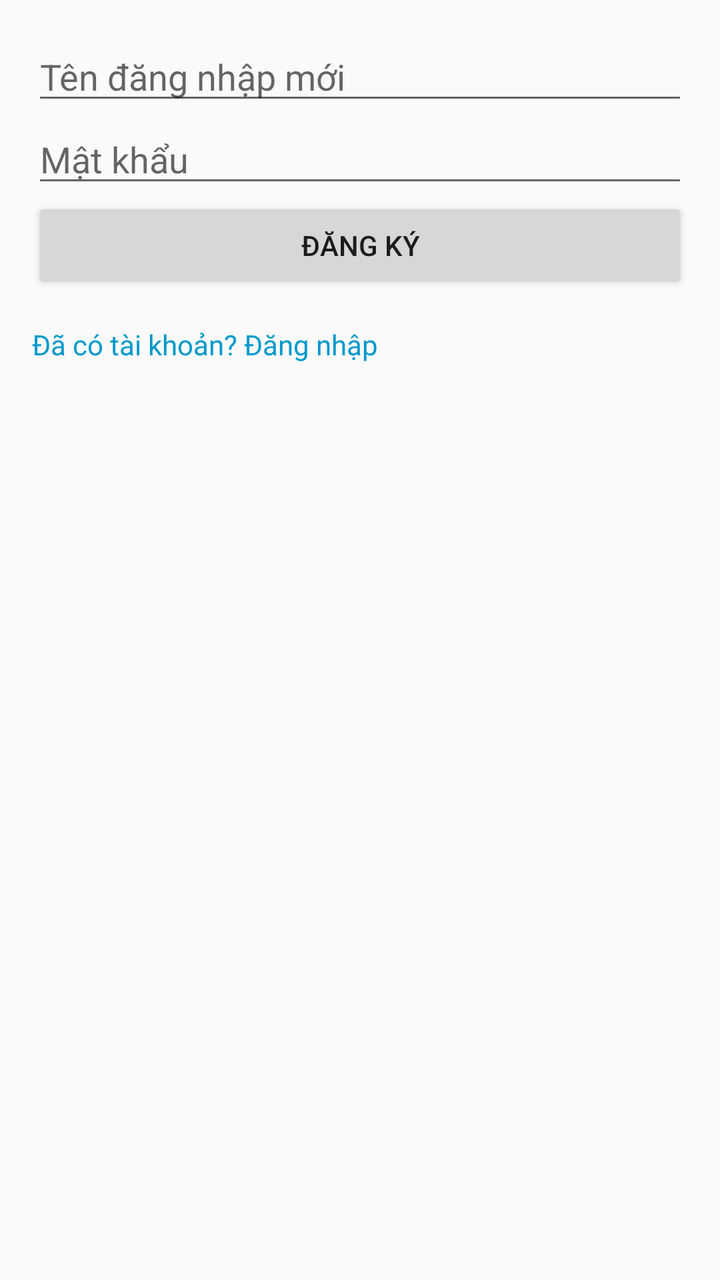
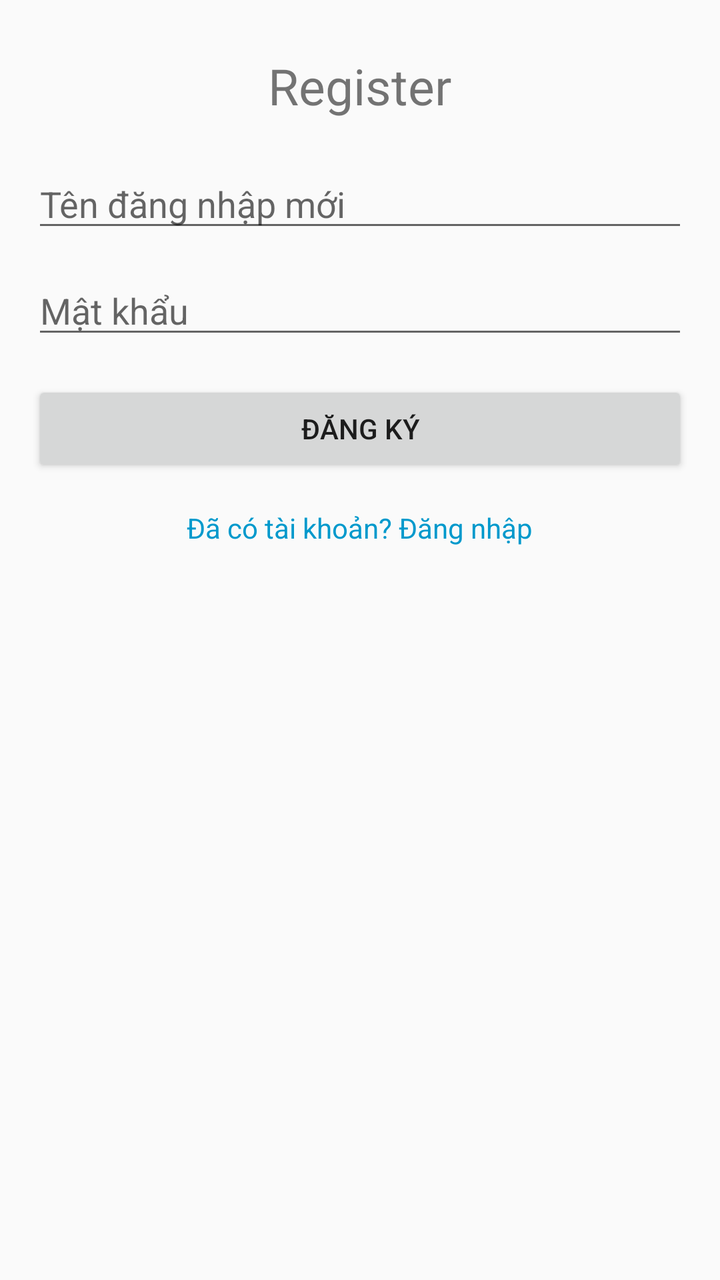

Two renders of the same Android screen: before a commit and after it. Below are the layout's source before the change and the commit's diff.
<!-- AndroidManifest.xml: application theme Theme.AppCompat.Light.NoActionBar -->
<!-- res/layout/activity_register.xml -->
<?xml version="1.0" encoding="utf-8"?>
<LinearLayout xmlns:android="http://schemas.android.com/apk/res/android"
    android:layout_width="match_parent"
    android:layout_height="match_parent"
    android:orientation="vertical"
    android:padding="16dp">

    <EditText
        android:id="@+id/edtNewUser"
        android:layout_width="match_parent"
        android:layout_height="wrap_content"
        android:hint="Tên đăng nhập mới" />

    <EditText
        android:id="@+id/edtNewPass"
        android:layout_width="match_parent"
        android:layout_height="wrap_content"
        android:hint="Mật khẩu"
        android:inputType="textPassword" />

    <Button
        android:id="@+id/btnRegister"
        android:layout_width="match_parent"
        android:layout_height="wrap_content"
        android:text="Đăng ký" />

    <TextView
        android:id="@+id/tvLogin"
        android:layout_width="wrap_content"
        android:layout_height="wrap_content"
        android:text="Đã có tài khoản? Đăng nhập"
        android:textColor="@android:color/holo_blue_dark"
        android:paddingTop="16dp" />
</LinearLayout>
<!-- resources referenced by this layout -->
<resources>

</resources>

<!-- the commit's change to res/layout/activity_register.xml (unified diff, before → after) -->
@@ -1,28 +1,42 @@
 <?xml version="1.0" encoding="utf-8"?>
-<LinearLayout xmlns:android="http://schemas.android.com/apk/res/android"
+<RelativeLayout xmlns:android="http://schemas.android.com/apk/res/android"
     android:layout_width="match_parent"
     android:layout_height="match_parent"
-    android:orientation="vertical"
     android:padding="16dp">
+
+    <TextView
+        android:id="@+id/tvTitle"
+        android:text="Register"
+        android:textSize="25sp"
+        android:layout_marginTop="10dp"
+        android:layout_centerHorizontal="true"
+        android:layout_width="wrap_content"
+        android:layout_height="wrap_content" />
 
     <EditText
         android:id="@+id/edtNewUser"
         android:layout_width="match_parent"
         android:layout_height="wrap_content"
-        android:hint="Tên đăng nhập mới" />
+        android:hint="Tên đăng nhập mới"
+        android:layout_below="@id/tvTitle"
+        android:layout_marginTop="20dp" />
 
     <EditText
         android:id="@+id/edtNewPass"
         android:layout_width="match_parent"
         android:layout_height="wrap_content"
         android:hint="Mật khẩu"
-        android:inputType="textPassword" />
+        android:inputType="textPassword"
+        android:layout_below="@id/edtNewUser"
+        android:layout_marginTop="12dp" />
 
     <Button
         android:id="@+id/btnRegister"
         android:layout_width="match_parent"
         android:layout_height="wrap_content"
-        android:text="Đăng ký" />
+        android:text="Đăng ký"
+        android:layout_below="@id/edtNewPass"
+        android:layout_marginTop="16dp" />
 
     <TextView
         android:id="@+id/tvLogin"
@@ -30,5 +44,7 @@
         android:layout_height="wrap_content"
         android:text="Đã có tài khoản? Đăng nhập"
         android:textColor="@android:color/holo_blue_dark"
-        android:paddingTop="16dp" />
-</LinearLayout>
+        android:layout_below="@id/btnRegister"
+        android:layout_marginTop="16dp"
+        android:layout_centerHorizontal="true" />
+</RelativeLayout>
